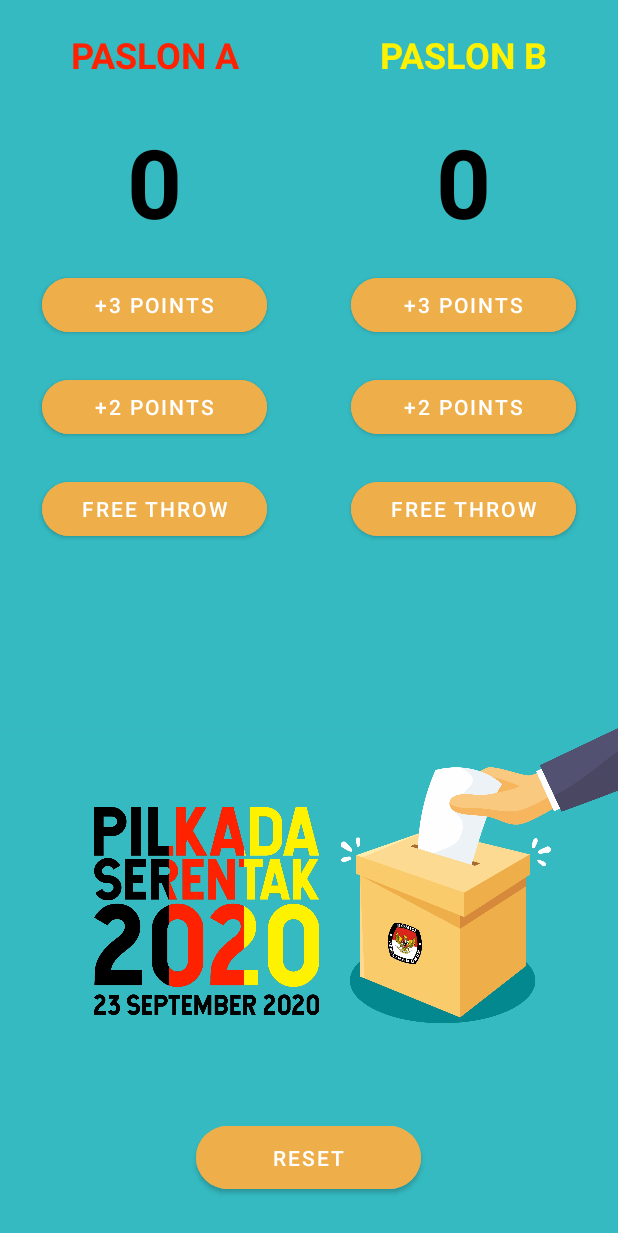
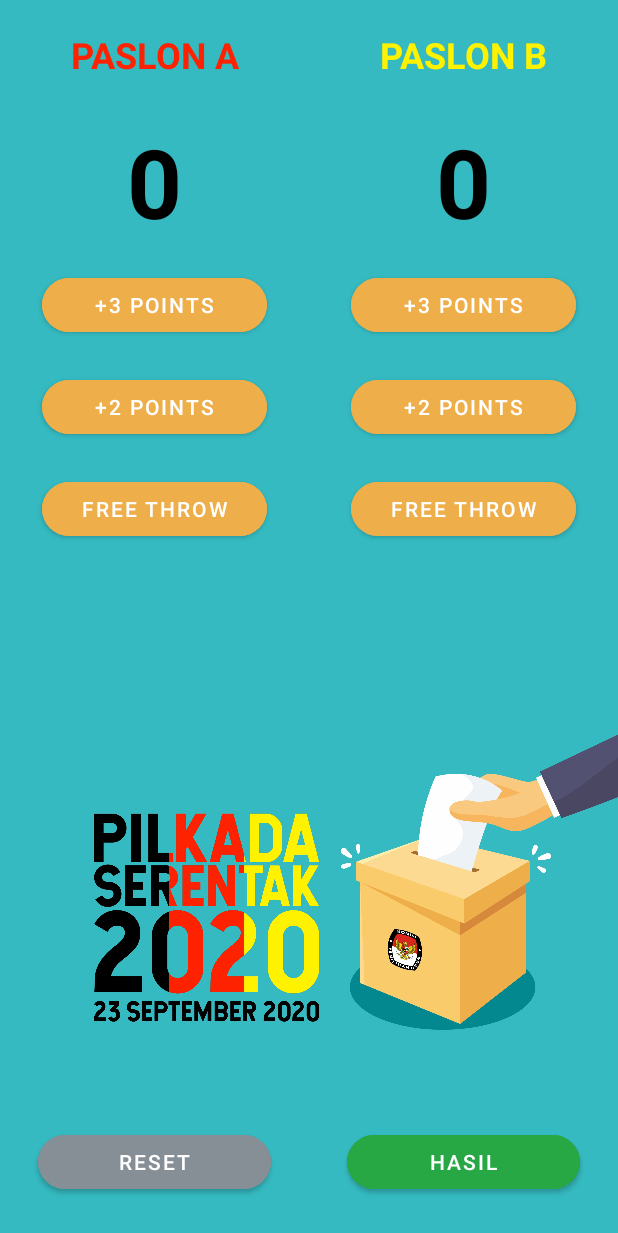
Before and after one commit to dienoov/pwpbmodul5, an Android app: the CounterStrike screen opened directly, with no data from a screen before it, on a phone screen of 412 x 824 dp. Shown: the top 1233 px of the screen. Run offline under Robolectric (Android 15) with nearby library versions, the phone set to English and light mode, and no system bars.

Commit message:
(+) Hasil skro

```diff
--- a/app/src/main/AndroidManifest.xml
+++ b/app/src/main/AndroidManifest.xml
@@ -9,7 +9,8 @@
         android:roundIcon="@mipmap/ic_launcher_round"
         android:supportsRtl="true"
         android:theme="@style/Theme.Pwpbmodul5">
-        <activity android:name=".CounterStrike"></activity>
+        <activity android:name=".HasilPilkades"></activity>
+        <activity android:name=".CounterStrike" />
         <activity android:name=".Daftarin" />
         <activity android:name=".Singup" />
         <activity android:name=".LoginTampol" />
--- a/app/src/main/java/com/kue/cubit/Singup.java
+++ b/app/src/main/java/com/kue/cubit/Singup.java
@@ -19,10 +19,10 @@ public class Singup extends AppCompatActivity {
         Intent i = new Intent(Singup.this, Daftarin.class);
 
         EditText mail = findViewById(R.id.mail);
-        i.putExtra("mail",mail.getText().toString());
+        i.putExtra("mail", mail.getText().toString());
 
         EditText tetel = findViewById(R.id.tetel);
-        i.putExtra("tetel",tetel.getText().toString());
+        i.putExtra("tetel", tetel.getText().toString());
 
         startActivity(i);
     }
--- a/app/src/main/res/layout/activity_counter_strike.xml
+++ b/app/src/main/res/layout/activity_counter_strike.xml
@@ -138,15 +138,32 @@
         android:layout_weight="15"
         android:src="@drawable/pilkades" />
 
+    <LinearLayout
+        android:layout_width="match_parent"
+        android:layout_height="wrap_content"
+        android:orientation="horizontal">
+
         <Button
-        android:layout_width="150dp"
+            android:layout_width="wrap_content"
             android:layout_height="wrap_content"
             android:layout_gravity="center"
             android:layout_margin="25dp"
             android:layout_weight="1"
-        android:backgroundTint="#eeae4a"
+            android:backgroundTint="#868e96"
             android:onClick="rese"
             android:text="reset"
             app:cornerRadius="25dp" />
 
+        <Button
+            android:layout_width="wrap_content"
+            android:layout_height="wrap_content"
+            android:layout_gravity="center"
+            android:layout_margin="25dp"
+            android:layout_weight="1"
+            android:backgroundTint="#28a745"
+            android:onClick="hasil"
+            android:text="Hasil"
+            app:cornerRadius="25dp" />
     </LinearLayout>
+
+</LinearLayout>
```
Also changed, not shown: app/src/main/java/com/kue/cubit/CounterStrike.java (+13 -0 lines), app/src/main/java/com/kue/cubit/HasilPilkades.java (added, +32 -0 lines), app/src/main/res/drawable/ic_trophy_svgrepo_com.xml (added, +18 -0 lines), app/src/main/res/layout/activity_hasil_pilkades.xml (added, +81 -0 lines). Lines whose indentation alone changed are shown as unchanged.
